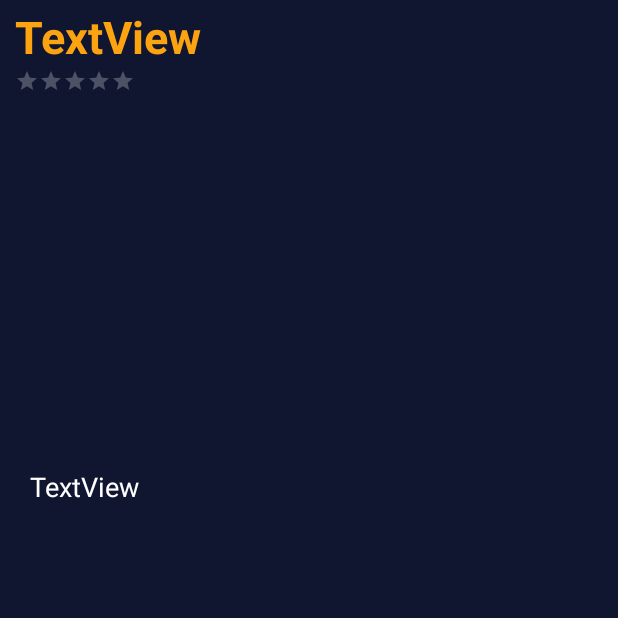
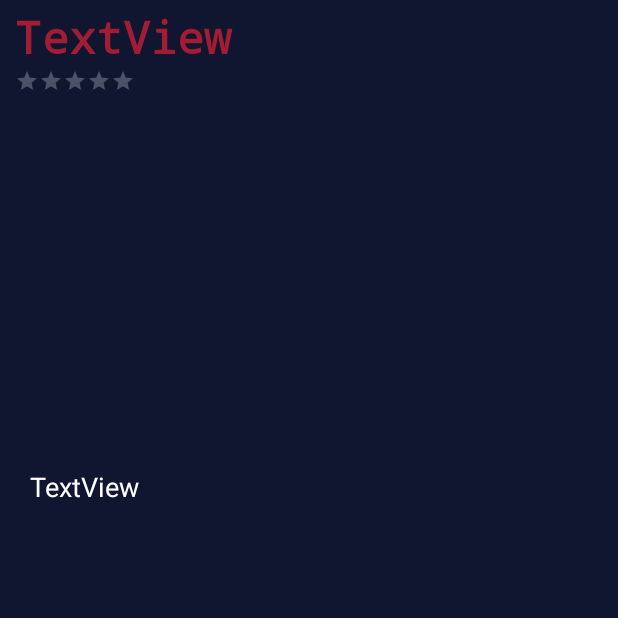
Before and after one commit to TsukkiGia/Flixsterr, an Android app: the MovieDetailsActivity screen opened directly, with no data from a screen before it, on a phone screen of 412 x 824 dp, the top half of it. Run offline under Robolectric (Android 15) with nearby library versions, the phone set to English and light mode, and no system bars; libraries missing offline, so code that uses them is left out: jp.wasabeef.glide, org.parceler; pictures from the network do not load; 6 statements that could not run were skipped.

Commit message:
Updated UI

```diff
--- a/app/src/main/res/layout/activity_movie_details.xml
+++ b/app/src/main/res/layout/activity_movie_details.xml
@@ -16,9 +16,10 @@
         android:layout_alignParentTop="true"
         android:layout_marginStart="10dp"
         android:layout_marginTop="4dp"
+        android:fontFamily="monospace"
         android:text="TextView"
         android:textAppearance="@style/TextAppearance.AppCompat.Large"
-        android:textColor="#fca311"
+        android:textColor="#a11d33"
         android:textSize="30sp"
         android:textStyle="bold"
         tools:layout_editor_absoluteX="110dp"
```
Also changed, not shown: app/src/main/res/layout-land/item_movie.xml (+8 -4 lines), app/src/main/res/values/secrets.xml (+1 -1 lines).
